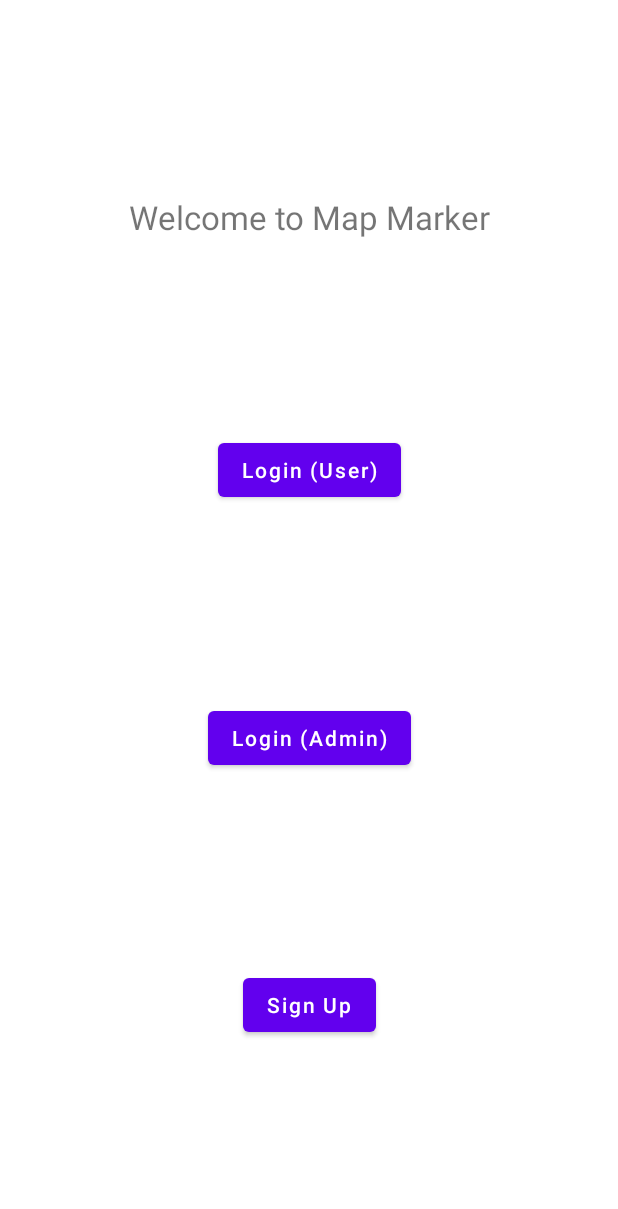
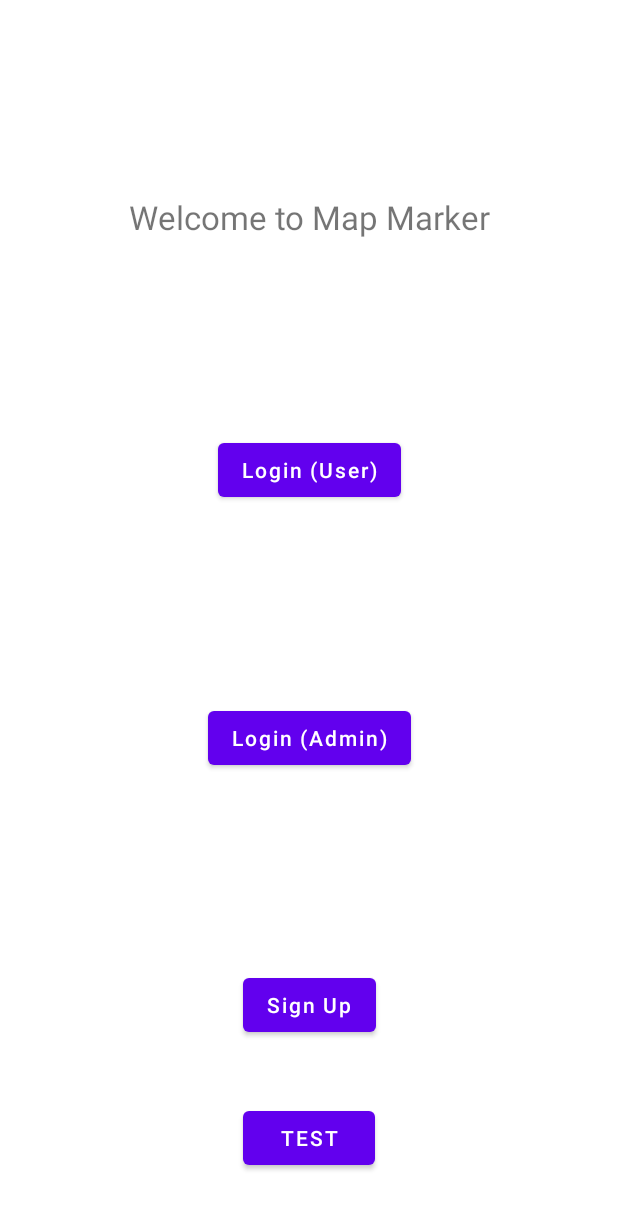
Before and after one commit to mrahmatm/ICT602_PROJECT, an Android app: the screen it shows after launch (FirstPage), on a phone screen of 412 x 824 dp. Shown: the top 1209 px of the screen. Run offline under Robolectric (Android 15) with nearby library versions, the phone set to English and light mode, and no system bars.

Commit message:
added a test button to test the map temp.

```diff
--- a/app/src/main/java/com/example/ict602_grpproject/FirstPage.java
+++ b/app/src/main/java/com/example/ict602_grpproject/FirstPage.java
@@ -10,6 +10,8 @@
 public class FirstPage extends AppCompatActivity {
 
     Button loginUser, loginAdmin, signUp;
+
+    Button testbutton;
 
     @Override
     protected void onCreate(Bundle savedInstanceState) {
@@ -28,6 +30,17 @@
             }
         });
 
+        //deletable
+        testbutton = (Button) findViewById(R.id.btnTest);
+        testbutton.setOnClickListener(new View.OnClickListener() {
+            @Override
+            public void onClick(View v) {
+                Intent i = new Intent(FirstPage.this, MapsActivity.class);
+                startActivity(i);
+            }
+        });
+        //end of deletable
+
 
     }
 }
--- a/app/src/main/res/layout/activity_first_page.xml
+++ b/app/src/main/res/layout/activity_first_page.xml
@@ -54,4 +54,16 @@
         app:layout_constraintHorizontal_bias="0.5"
         app:layout_constraintStart_toStartOf="parent"
         app:layout_constraintTop_toBottomOf="@+id/FirstPage_button2" />
+
+    <Button
+        android:id="@+id/btnTest"
+        android:layout_width="wrap_content"
+        android:layout_height="wrap_content"
+        android:text="TEST"
+        android:textAllCaps="false"
+        app:layout_constraintBottom_toBottomOf="parent"
+        app:layout_constraintEnd_toEndOf="parent"
+        app:layout_constraintHorizontal_bias="0.5"
+        app:layout_constraintStart_toStartOf="parent"
+        app:layout_constraintTop_toBottomOf="@+id/FirstPage_button3" />
 </androidx.constraintlayout.widget.ConstraintLayout>
```
